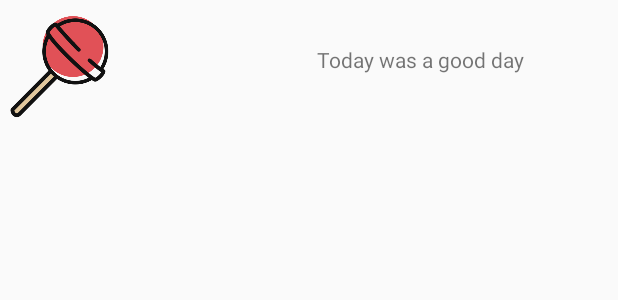
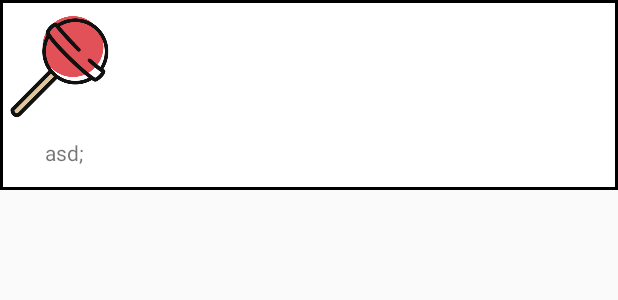
Before and after one commit to jqiu98/butterfly, an Android app: the layout lollipop1.xml on its own in the app's theme, with its tools: preview values and no code run, on a phone screen of 412 x 824 dp. Shown: the top 300 px of the screen. Run offline under Robolectric (Android 15) with nearby library versions, the phone set to English and light mode, and no system bars.

Commit message:
exandable boxes

```diff
--- a/app/src/main/res/layout/lollipop1.xml
+++ b/app/src/main/res/layout/lollipop1.xml
@@ -4,36 +4,30 @@
               xmlns:tools="http://schemas.android.com/tools"
               android:layout_width="match_parent"
               android:layout_height="wrap_content"
-    tools:layout_editor_absoluteY="81dp">
-
+              android:orientation="vertical" android:background="@drawable/border">
+    <LinearLayout android:layout_width="match_parent" android:layout_height="wrap_content">
         <ImageView
                 android:id="@+id/imageView2"
                 android:layout_width="86dp"
                 android:layout_height="92dp"
-        android:layout_alignParentTop="true"
-        android:layout_alignParentEnd="true"
                 android:layout_marginTop="0dp"
-        android:layout_marginEnd="22dp"
-        app:srcCompat="@drawable/lollipopicon1"
-        tools:layout_editor_absoluteX="282dp"
-        tools:layout_editor_absoluteY="48dp" />
+                android:layout_marginEnd="0dp"
+                app:srcCompat="@drawable/lollipopicon1"/>
 
         <TextView
                 android:id="@+id/post"
-        android:layout_width="wrap_content"
+                android:layout_width="match_parent"
                 android:layout_height="wrap_content"
-        android:layout_alignParentStart="true"
-        android:layout_alignParentTop="true"
-        android:layout_marginStart="103dp"
-        android:layout_marginTop="30dp"
-        android:text="Today was a good day"
-        tools:layout_editor_absoluteX="99dp"
-        tools:layout_editor_absoluteY="74dp" />
-
-    <android.support.v7.widget.CardView
-        android:layout_width="368dp"
-        android:layout_height="wrap_content"
-        tools:layout_editor_absoluteX="8dp"
-        tools:layout_editor_absoluteY="178dp" />
-
+                android:layout_marginStart="30dp"
+                android:layout_marginTop="20dp"
+                tools:layout_editor_absoluteX="30dp"
+                tools:layout_editor_absoluteY="30dp"/>
     </LinearLayout>
+    <TextView
+            android:text="asd;"
+            android:layout_width="match_parent"
+            android:layout_marginStart="30dp"
+            android:layout_marginBottom="15dp"
+            android:layout_height="wrap_content" android:id="@+id/body"
+            android:textColorLink="@android:color/background_dark"/>
+</LinearLayout>
```
Also changed, not shown: app/src/main/java/com/example/jeff/butterfly/RecyclerViewAdapter.java (+20 -2 lines), app/src/main/res/layout/activity_main.xml (+3 -8 lines). Lines whose indentation alone changed are shown as unchanged.
